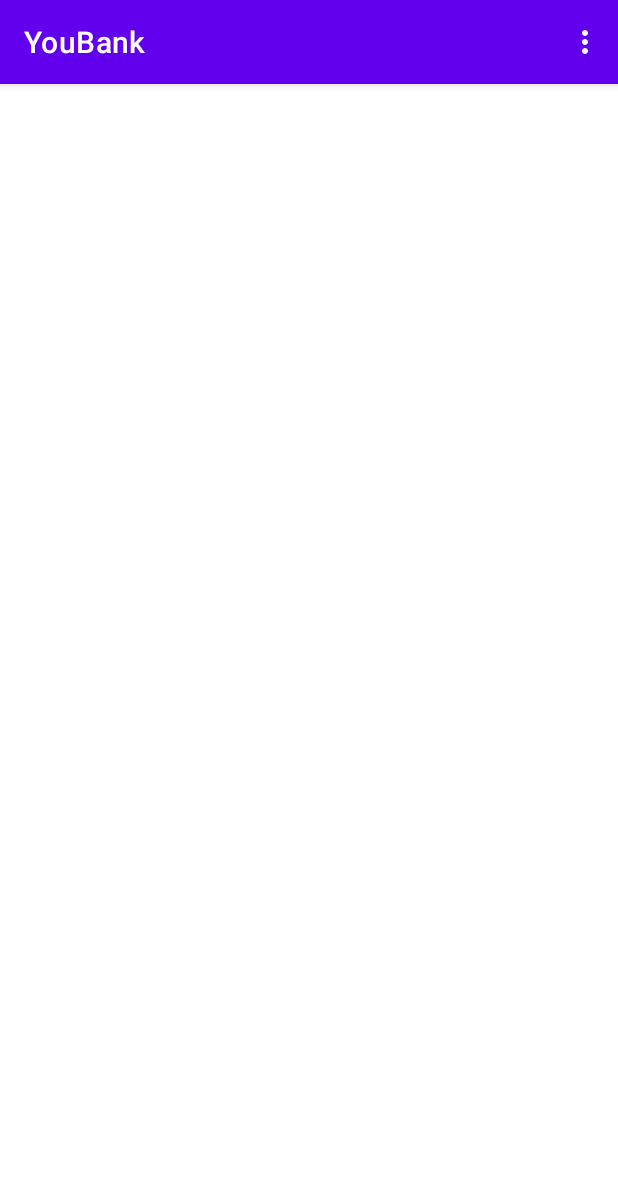
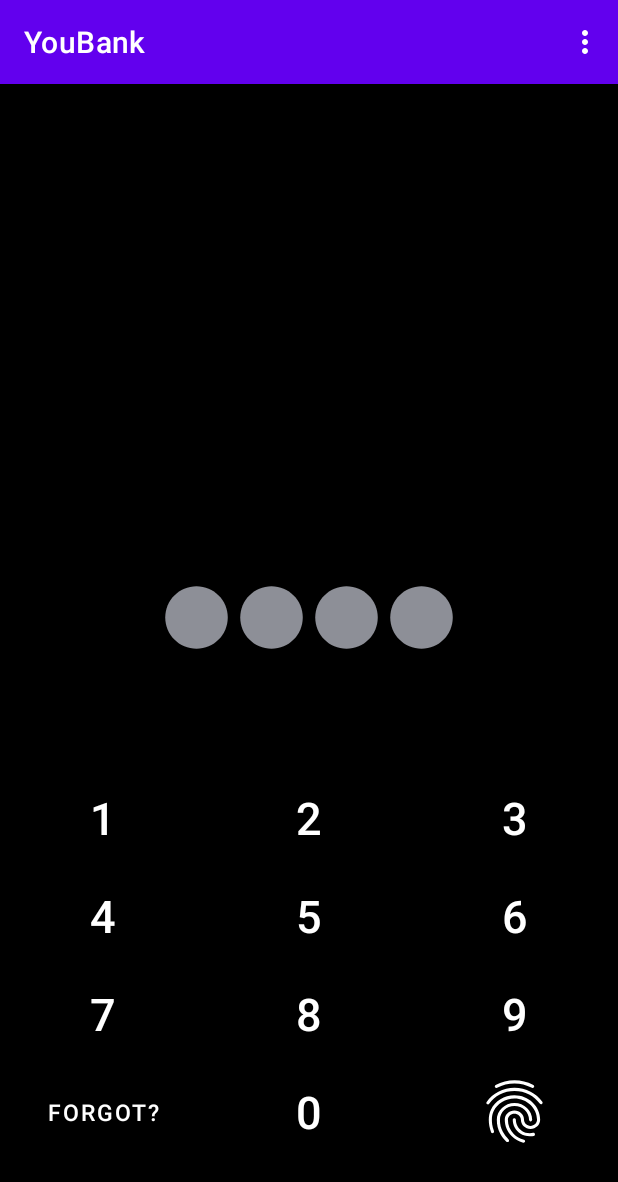
Before and after one commit to P5-Tec/YouBankApp, an Android app: the screen it shows after launch (MainActivity), on a phone screen of 412 x 824 dp. Shown: the top 1182 px of the screen. Run offline under Robolectric (Android 15) with nearby library versions, the light colour scheme and no system bars.

Commit message:
Keypad for login page

```diff
--- a/app/build.gradle
+++ b/app/build.gradle
@@ -42,7 +42,7 @@ dependencies {
     implementation 'androidx.navigation:navigation-fragment-ktx:2.3.5'
     implementation 'androidx.navigation:navigation-ui-ktx:2.3.5'
     implementation 'androidx.legacy:legacy-support-v4:1.0.0'
-    testImplementation 'junit:junit:4.+'
+    testImplementation 'junit:junit:4.13.2'
     androidTestImplementation 'androidx.test.ext:junit:1.1.2'
     androidTestImplementation 'androidx.test.espresso:espresso-core:3.3.0'
 }
--- a/app/src/main/java/com/example/youbank/FirstFragment.kt
+++ b/app/src/main/java/com/example/youbank/FirstFragment.kt
@@ -1,12 +1,15 @@
 package com.example.youbank
 
 import android.os.Bundle
-import androidx.fragment.app.Fragment
 import android.view.LayoutInflater
 import android.view.View
 import android.view.ViewGroup
 import android.widget.Button
+import android.widget.Toast
+import androidx.fragment.app.Fragment
 import androidx.navigation.fragment.findNavController
+import android.view.View.OnClickListener
+
 
 /**
  * A simple [Fragment] subclass as the default destination in the navigation.
--- a/app/src/main/java/com/example/youbank/KeypadFragment.kt
+++ b/app/src/main/java/com/example/youbank/KeypadFragment.kt
@@ -1,5 +1,6 @@
-package com.example.youbank.fragments
+package com.example.youbank
 
+import android.content.Context
 import android.os.Bundle
 import androidx.fragment.app.Fragment
 import android.view.LayoutInflater
@@ -7,7 +8,6 @@ import android.view.View
 import android.view.ViewGroup
 import android.widget.Button
 import android.widget.Toast
-import com.example.youbank.R
 
 class KeypadFragment : Fragment() {
 
@@ -30,10 +30,18 @@ class KeypadFragment : Fragment() {
             //findNavController().navigate(R.id.action_pinKeysFragment_to_FirstFragment)
         }*/
 
-        val btn1 = view.findViewById<Button>(R.id.btn1)
+        val btn1: Button = view.findViewById(R.id.btn1)
 
-        btn1.setOnClickListener { Toast.makeText(this.context, "Hejsa", Toast.LENGTH_LONG).show() }
+        btn1.setOnClickListener {
+            Toast.makeText(this.context, "Hejsa", Toast.LENGTH_LONG).show()
+        }
+
+
+
+
 
         //view.findViewById<Button>(R.id.btn1).setOnClickListener { Toast.makeText(this.context, "Hejsa", Toast.LENGTH_LONG).show() }
     }
+
+
 }
--- a/app/src/main/java/com/example/youbank/MainActivity.kt
+++ b/app/src/main/java/com/example/youbank/MainActivity.kt
@@ -6,6 +6,8 @@ import com.google.android.material.snackbar.Snackbar
 import androidx.appcompat.app.AppCompatActivity
 import android.view.Menu
 import android.view.MenuItem
+import android.widget.Button
+import android.widget.Toast
 
 class MainActivity : AppCompatActivity() {
 
@@ -13,7 +15,6 @@ class MainActivity : AppCompatActivity() {
         super.onCreate(savedInstanceState)
         setContentView(R.layout.activity_main)
         setSupportActionBar(findViewById(R.id.toolbar))
-
     }
 
     override fun onCreateOptionsMenu(menu: Menu): Boolean {
--- a/app/src/main/res/layout/activity_main.xml
+++ b/app/src/main/res/layout/activity_main.xml
@@ -20,6 +20,6 @@
 
     </com.google.android.material.appbar.AppBarLayout>
 
-    <include layout="@layout/fragment_pin_keys" />
+    <include layout="@layout/fragment_keypad" />
 
 </androidx.coordinatorlayout.widget.CoordinatorLayout>
--- a/app/src/main/res/layout/fragment_keypad.xml
+++ b/app/src/main/res/layout/fragment_keypad.xml
@@ -3,12 +3,133 @@
     xmlns:tools="http://schemas.android.com/tools"
     android:layout_width="match_parent"
     android:layout_height="match_parent"
-    tools:context=".fragments.KeypadFragment">
+    android:layout_gravity="center"
+    android:orientation="horizontal"
+    android:background="@color/black"
+    tools:context=".KeypadFragment">
 
-    <!-- TODO: Update blank fragment layout -->
-    <TextView
+    <LinearLayout
+        android:layout_width="wrap_content"
+        android:layout_height="wrap_content"
+        android:layout_gravity="center"
+        android:orientation="horizontal">
+
+        <TextView
+            android:layout_width="50dp"
+            android:layout_height="50dp"
+            android:background="@drawable/ic_baseline_circle_24" />
+
+        <TextView
+            android:layout_width="50dp"
+            android:layout_height="50dp"
+            android:background="@drawable/ic_baseline_circle_24" />
+
+        <TextView
+            android:layout_width="50dp"
+            android:layout_height="50dp"
+            android:background="@drawable/ic_baseline_circle_24" />
+
+        <TextView
+            android:layout_width="50dp"
+            android:layout_height="50dp"
+            android:background="@drawable/ic_baseline_circle_24" />
+    </LinearLayout>
+
+    <GridLayout
         android:layout_width="match_parent"
-        android:layout_height="match_parent"
-        android:text="@string/hello_blank_fragment" />
+        android:layout_height="wrap_content"
+        android:layout_gravity="bottom|center"
+        android:layout_marginBottom="50dp"
+        android:columnCount="3"
+        android:orientation="horizontal">
+
+        <Button
+            android:id="@+id/btn1"
+            android:layout_column="0"
+            android:layout_columnWeight="1"
+            style="@style/pinBtnStyle"
+            android:text="1" />
+
+        <Button
+            android:id="@+id/btn2"
+            android:layout_column="1"
+            android:layout_columnWeight="1"
+            style="@style/pinBtnStyle"
+            android:text="2" />
+
+        <Button
+            android:id="@+id/btn3"
+            android:layout_column="2"
+            android:layout_columnWeight="1"
+            style="@style/pinBtnStyle"
+            android:text="3" />
+
+        <Button
+            android:id="@+id/btn4"
+            android:layout_column="0"
+            android:layout_columnWeight="1"
+            style="@style/pinBtnStyle"
+            android:text="4" />
+
+        <Button
+            android:id="@+id/btn5"
+            android:layout_column="1"
+            android:layout_columnWeight="1"
+            style="@style/pinBtnStyle"
+            android:text="5" />
+
+        <Button
+            android:id="@+id/btn6"
+            android:layout_column="2"
+            android:layout_columnWeight="1"
+            style="@style/pinBtnStyle"
+            android:text="6" />
+
+        <Button
+            android:id="@+id/btn7"
+            android:layout_column="0"
+            android:layout_columnWeight="1"
+            style="@style/pinBtnStyle"
+            android:text="7" />
+
+        <Button
+            android:id="@+id/btn8"
+            android:layout_column="1"
+            android:layout_columnWeight="1"
+            style="@style/pinBtnStyle"
+            android:text="8" />
+
+        <Button
+            android:id="@+id/btn9"
+            android:layout_column="2"
+            android:layout_columnWeight="1"
+            style="@style/pinBtnStyle"
+            android:text="9" />
+
+        <Button
+            android:id="@+id/btnForgotPass"
+            android:layout_column="0"
+            android:layout_columnWeight="1"
+            android:layout_gravity="fill_vertical"
+            android:padding="0dp"
+            android:textSize="15dp"
+            style="@style/pinBtnStyle"
+            android:text="Forgot?"/>
+
+        <Button
+            android:id="@+id/btn0"
+            android:layout_column="1"
+            android:layout_columnWeight="1"
+            style="@style/pinBtnStyle"
+            android:text="0" />
+
+        <ImageButton
+            android:id="@+id/btnBioAuth"
+            android:layout_column="2"
+            android:layout_columnWeight="1"
+            android:layout_gravity="center"
+            android:background="@drawable/ic_baseline_fingerprint_24_white" />
+
+    </GridLayout>
 
 </FrameLayout>
--- a/app/src/main/res/navigation/nav_graph.xml
+++ b/app/src/main/res/navigation/nav_graph.xml
@@ -3,7 +3,7 @@
     xmlns:app="http://schemas.android.com/apk/res-auto"
     xmlns:tools="http://schemas.android.com/tools"
     android:id="@+id/nav_graph"
-    app:startDestination="@id/FirstFragment">
+    app:startDestination="@id/mainActivity4">
 
     <fragment
         android:id="@+id/FirstFragment"
@@ -25,4 +25,9 @@
             android:id="@+id/action_SecondFragment_to_FirstFragment"
             app:destination="@id/FirstFragment" />
     </fragment>
+    <activity
+        android:id="@+id/mainActivity4"
+        android:name="com.example.youbank.MainActivity"
+        android:label="activity_main"
+        tools:layout="@layout/activity_main" />
 </navigation>
--- a/app/src/main/res/values/custom_styles.xml
+++ b/app/src/main/res/values/custom_styles.xml
@@ -1,9 +1,9 @@
 <?xml version="1.0" encoding="utf-8"?>
 <resources>
     <style name="pinBtnStyle">
-        <item name="android:layout_height">wrap_content</item>
-        <item name="android:layout_width">match_parent</item>
-        <item name="android:textSize">25dp</item>
+        <item name="android:layout_height">65dp</item>
+        <item name="android:layout_width">wrap_content</item>
+        <item name="android:textSize">30dp</item>
         <item name="android:background">@android:color/transparent</item>
         <item name="android:textColor">@color/white</item>
     </style>
--- a/build.gradle
+++ b/build.gradle
@@ -6,7 +6,7 @@ buildscript {
         jcenter()
     }
     dependencies {
-        classpath "com.android.tools.build:gradle:4.1.1"
+        classpath 'com.android.tools.build:gradle:4.1.3'
         classpath "org.jetbrains.kotlin:kotlin-gradle-plugin:$kotlin_version"
 
         // NOTE: Do not place your application dependencies here; they belong
```
